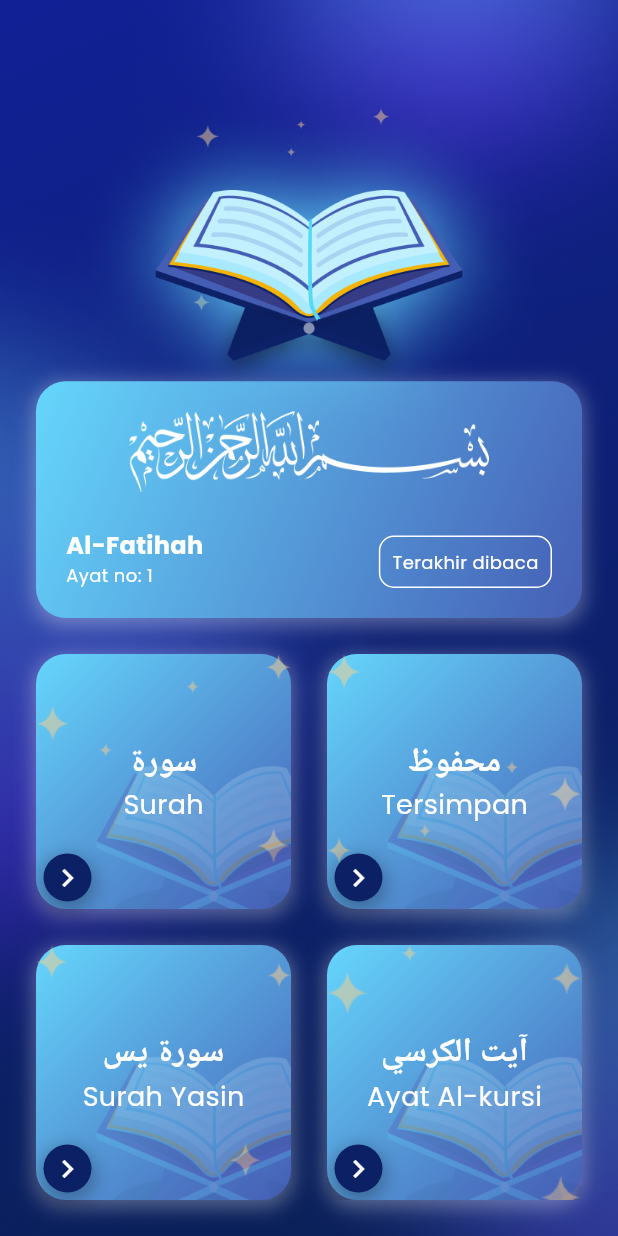
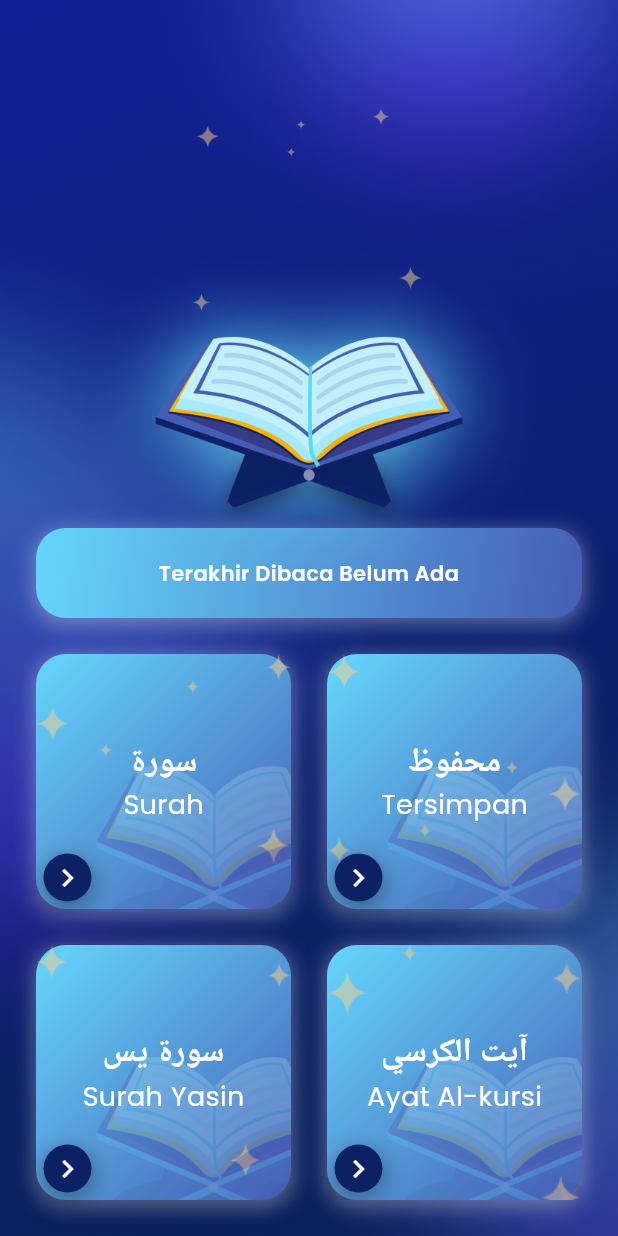
Before and after one commit to rakafebriansy/quran-kareem, a Flutter app: the screen it shows after launch, on a phone screen of 412 x 824 dp. Run offline on Flutter 3.47's test engine with Material 3 defaults, Android fonts, the phone set to English and light mode, and no system bars; our stand-ins replace dio, flutter_dotenv, get, google_fonts, just_audio, share_plus and 1 more; missing offline and left inert: disclosure.

```diff
--- a/lib/app/constants/asset_constants.dart
+++ b/lib/app/constants/asset_constants.dart
@@ -19,4 +19,5 @@ class AssetConstants {
   static const String userDefault = '${_defaultImage}User.png';
   static const String recentlyAyatDefault = '${_defaultImage}Bismillah.png';
   static const String quranIcon = '${_iconImage}Quran.png';
+  static const String greaterThanIcon = '${_iconImage}Greater Than.png';
 }
--- a/lib/app/modules/home/controllers/home_controller.dart
+++ b/lib/app/modules/home/controllers/home_controller.dart
@@ -1,10 +1,45 @@
 import 'package:flutter/widgets.dart';
 import 'package:get/get.dart';
+import 'package:quran_kareem/app/data/caches/pin_cache.dart';
+import 'package:quran_kareem/app/data/models/ayah_model.dart';
+import 'package:quran_kareem/app/data/models/bookmark_model.dart';
+import 'package:quran_kareem/app/data/models/surah_model.dart';
+import 'package:quran_kareem/app/data/repositories/surah_repository.dart';
 
 class HomeController extends GetxController with GetTickerProviderStateMixin {
+  Rx<bool> isLoading = false.obs;
+  Rx<SurahModel?> pinnedSurah = Rx<SurahModel?>(null);
+  Rx<AyahModel?> pinnedAyah = Rx<AyahModel?>(null);
+
   late AnimationController _slideAnimationController;
   late Animation<Offset> _slideAnimation;
   Animation<Offset> get slideAnimation => _slideAnimation;
+
+  final SurahRepository _surahRepository;
+  final PinCache _pinCache;
+
+  HomeController(this._surahRepository, this._pinCache);
+
+  Future<void> fetchPinnedSurah() async {
+    try {
+      isLoading(true);
+      final BookmarkModel? pinnedSurahModel = await _pinCache.getPinFromCache();
+      pinnedSurah.value =
+          pinnedSurahModel != null
+              ? await _surahRepository.getOneSurah(pinnedSurahModel.surahNumber)
+              : null;
+      pinnedAyah.value =
+          pinnedSurahModel != null
+              ? pinnedSurah.value!.ayah!.firstWhere(
+                (ayah) => ayah.number == pinnedSurahModel.ayahNumber,
+              )
+              : null;
+    } catch (error) {
+      Get.snackbar('Error while fetching data', error.toString());
+    } finally {
+      isLoading(false);
+    }
+  }
 
   @override
   void onInit() {
@@ -21,6 +56,7 @@ class HomeController extends GetxController with GetTickerProviderStateMixin {
       CurvedAnimation(parent: _slideAnimationController, curve: Curves.easeOut),
     );
     _slideAnimationController.forward();
+    fetchPinnedSurah();
   }
 
   @override
--- a/lib/app/modules/home/views/home_view.dart
+++ b/lib/app/modules/home/views/home_view.dart
@@ -13,7 +13,6 @@ class HomeView extends GetView<HomeController> {
   const HomeView({super.key});
   @override
   Widget build(BuildContext context) {
-    final HomeController controller = Get.put(HomeController());
     final Size screenSize = MediaQuery.of(context).size;
 
     return Scaffold(
@@ -39,7 +38,14 @@ class HomeView extends GetView<HomeController> {
                       mainAxisAlignment: MainAxisAlignment.end,
                       children: [
                         Container(height: 190),
-                        Container(
+                        GestureDetector(
+                          onTap:
+                              () => Get.toNamed(
+                                Routes.SURAH,
+                                arguments:
+                                    controller.pinnedSurah.value!.number,
+                              ),
+                          child: Container(
                             width: double.infinity,
                             padding: EdgeInsets.all(20),
                             decoration: BoxDecoration(
@@ -54,38 +60,63 @@ class HomeView extends GetView<HomeController> {
                                 ),
                               ],
                             ),
+                            child: Obx(() {
+                              return controller.pinnedSurah.value != null &&
+                                      controller.pinnedAyah.value != null
+                                  ? Row(
+                                    children: [
+                                      Expanded(
                                         child: Column(
                                           mainAxisSize: MainAxisSize.min,
-                            mainAxisAlignment: MainAxisAlignment.center,
+                                          mainAxisAlignment:
+                                              MainAxisAlignment.center,
                                           children: [
-                              Image.asset(
-                                AssetConstants.recentlyAyatDefault,
-                                width: 240,
+                                            Text(
+                                              controller
+                                                  .pinnedAyah
+                                                  .value!
+                                                  .arabText,
+                                              textAlign: TextAlign.end,
+                                              style: GoogleFonts.poppins(
+                                                fontSize: 26,
+                                                fontWeight: FontWeight.bold,
+                                                color: Colors.white,
+                                              ),
                                             ),
                                             SizedBox(height: 24),
                                             Row(
-                                crossAxisAlignment: CrossAxisAlignment.end,
+                                              crossAxisAlignment:
+                                                  CrossAxisAlignment.end,
                                               mainAxisAlignment:
-                                    MainAxisAlignment.spaceBetween,
+                                                  MainAxisAlignment
+                                                      .spaceBetween,
                                               children: [
                                                 Column(
-                                    mainAxisSize: MainAxisSize.min,
+                                                  mainAxisSize:
+                                                      MainAxisSize.min,
                                                   crossAxisAlignment:
                                                       CrossAxisAlignment.start,
                                                   children: [
                                                     Text(
-                                        'Al-Fatihah',
-                                        style: GoogleFonts.poppins(
+                                                      controller
+                                                          .pinnedSurah
+                                                          .value!
+                                                          .latinName,
+                                                      style:
+                                                          GoogleFonts.poppins(
                                                             color: Colors.white,
-                                          fontWeight: FontWeight.bold,
+                                                            fontWeight:
+                                                                FontWeight.bold,
                                                             fontSize: 16,
                                                           ),
                                                     ),
                                                     Text(
-                                        'Ayat no: 1',
-                                        style: GoogleFonts.poppins(
+                                                      'Ayat no: ${controller.pinnedAyah.value!.number}',
+                                                      style:
+                                                          GoogleFonts.poppins(
                                                             color: Colors.white,
-                                          fontWeight: FontWeight.w400,
+                                                            fontWeight:
+                                                                FontWeight.w400,
                                                             fontSize: 12,
                                                           ),
                                                     ),
@@ -93,18 +124,24 @@ class HomeView extends GetView<HomeController> {
                                                 ),
                                                 Container(
                                                   decoration: BoxDecoration(
-                                      border: Border.all(
-                                        width: 1,
                                                     color: Colors.white,
+                                                    borderRadius:
+                                                        BorderRadius.circular(
+                                                          10,
                                                         ),
-                                      borderRadius: BorderRadius.circular(10),
                                                   ),
-                                    padding: EdgeInsets.all(8),
+                                                  padding: EdgeInsets.symmetric(
+                                                    horizontal: 14,
+                                                    vertical: 8,
+                                                  ),
                                                   child: Text(
                                                     'Terakhir dibaca',
                                                     style: GoogleFonts.poppins(
-                                        color: Colors.white,
-                                        fontWeight: FontWeight.w400,
+                                                      color:
+                                                          ColorConstants
+                                                              .shapeColor,
+                                                      fontWeight:
+                                                          FontWeight.w600,
                                                       fontSize: 12,
                                                     ),
                                                   ),
@@ -112,6 +149,25 @@ class HomeView extends GetView<HomeController> {
                                               ],
                                             ),
                                           ],
+                                        ),
+                                      ),
+                                      // SizedBox(width: 20),
+                                      // Image.asset(
+                                      //   AssetConstants.greaterThanIcon,
+                                      //   height: 40,
+                                      // ),
+                                    ],
+                                  )
+                                  : Text(
+                                    'Terakhir Dibaca Belum Ada',
+                                    textAlign: TextAlign.center,
+                                    style: GoogleFonts.poppins(
+                                      color: Colors.white,
+                                      fontWeight: FontWeight.w600,
+                                      fontSize: 14,
+                                    ),
+                                  );
+                            }),
                           ),
                         ),
                         SizedBox(height: 24),
@@ -128,9 +184,11 @@ class HomeView extends GetView<HomeController> {
                               gradient: ColorConstants.cardGradient,
                               arabicTitle: 'سورة',
                               latinTitle: 'Surah',
-                              onPressed: () {
-                                Get.toNamed(Routes.SURAH_LIST);
-                              },
+                              onPressed:
+                                  () =>
+                                      Get.toNamed(Routes.SURAH_LIST)!.then((_) {
+                                        controller.fetchPinnedSurah();
+                                      }),
                             ),
                             CardMenu(
                               count: 2,
@@ -147,16 +205,23 @@ class HomeView extends GetView<HomeController> {
                               arabicTitle: 'سورة يس',
                               latinTitle: 'Surah Yasin',
                               onPressed:
-                                  () =>
-                                      Get.toNamed(Routes.SURAH, arguments: 36),
+                                  () => Get.toNamed(
+                                    Routes.SURAH,
+                                    arguments: 36,
+                                  )!.then((_) {
+                                    controller.fetchPinnedSurah();
+                                  }),
                             ),
                             CardMenu(
                               count: 4,
                               gradient: ColorConstants.cardGradient,
                               arabicTitle: 'آيت الكرسي',
                               latinTitle: 'Ayat Al-kursi',
-                              onPressed: () =>
-                                      Get.toNamed(Routes.AYAT_AL_KURSI, arguments: 36),
+                              onPressed:
+                                  () => Get.toNamed(
+                                    Routes.AYAT_AL_KURSI,
+                                    arguments: 36,
+                                  ),
                             ),
                           ],
                         ),
--- a/lib/app/modules/splash/controllers/splash_controller.dart
+++ b/lib/app/modules/splash/controllers/splash_controller.dart
@@ -1,5 +1,6 @@
 import 'package:flutter/cupertino.dart';
 import 'package:get/get.dart';
+import 'package:quran_kareem/app/modules/home/bindings/home_binding.dart';
 import 'package:quran_kareem/app/modules/home/views/home_view.dart';
 
 class SplashController extends GetxController with GetTickerProviderStateMixin {
@@ -38,6 +39,8 @@ class SplashController extends GetxController with GetTickerProviderStateMixin {
     _fadeAnimationController.forward();
     _slideAnimationController.forward();
 
+    HomeBinding().dependencies();
+
     Future.delayed(Duration(seconds: 4), () {
       Get.off(
         () => HomeView(),
--- a/lib/app/modules/surah/controllers/surah_controller.dart
+++ b/lib/app/modules/surah/controllers/surah_controller.dart
@@ -7,7 +7,7 @@ import 'package:quran_kareem/app/data/caches/bookmark_cache.dart';
 
 class SurahController extends GetxController {
   Rx<bool> isLoading = false.obs;
-  late Rx<SurahModel> surah = SurahModel.empty().obs;
+  Rx<SurahModel> surah = SurahModel.empty().obs;
   Rx<BookmarkModel?> pinnedAyah = Rx<BookmarkModel?>(null);
 
   final SurahRepository _surahRepository;
--- a/lib/app/routes/app_pages.dart
+++ b/lib/app/routes/app_pages.dart
@@ -23,7 +23,7 @@ class AppPages {
   static final routes = [
     GetPage(
       name: _Paths.HOME,
-      page: () => const HomeView(),
+      page: () => HomeView(),
       binding: HomeBinding(),
     ),
     GetPage(
--- a/lib/app/widgets/surah/ayah_card.dart
+++ b/lib/app/widgets/surah/ayah_card.dart
@@ -198,7 +198,7 @@ class _AyahCardState extends State<AyahCard> {
                                               await toggleBookmark(
                                                 context: context,
                                               );
-                                              setModalState((){});
+                                              setModalState(() {});
                                             },
                                             child: ListTile(
                                               leading: Icon(
```
Also changed, not shown: lib/app/modules/home/bindings/home_binding.dart (+11 -2 lines), assets/images/icon/Greater Than.png (added). Lines whose indentation alone changed are shown as unchanged.
